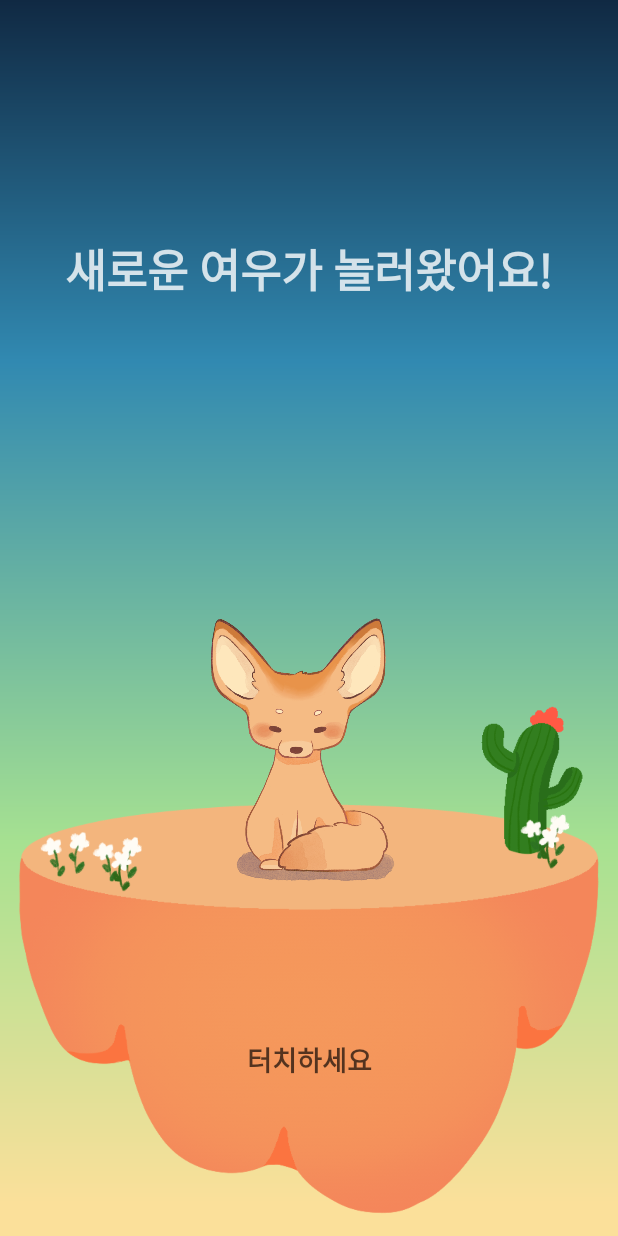
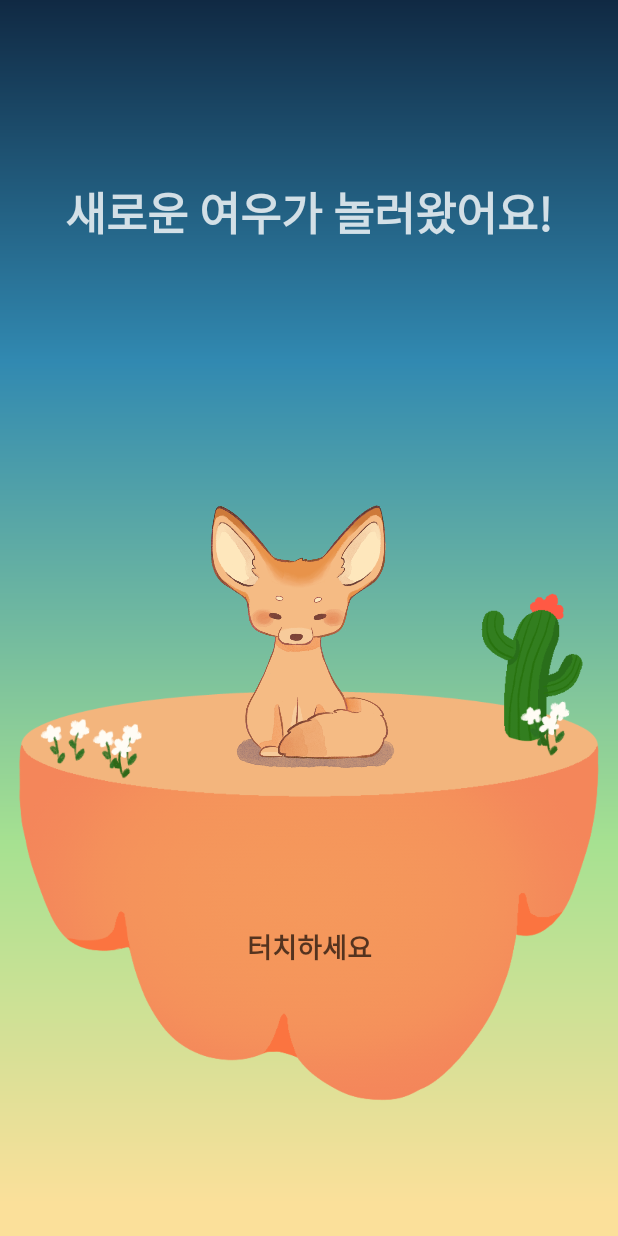
Before and after one commit to HZie/Appsolute-Time-with-Fox, an Android app: the screen it shows after launch (NewfoxActivity), on a phone screen of 412 x 824 dp. Run offline under Robolectric (Android 15) with nearby library versions, the phone set to English and light mode, and no system bars; libraries missing offline, so code that uses them is left out: io.realm; 5 statements that could not run were skipped.

Commit message:
플로팅버튼을 반투명으로 했더니 플로팅버튼 뒤에있는것이 비쳐보여서...(클릭시 애니메이션효과?같은것) 불투명회색으로 바꿔보았습니다 기존주황하고 비교해주세요!

```diff
--- a/app/src/main/res/drawable/splash_background2.xml
+++ b/app/src/main/res/drawable/splash_background2.xml
@@ -32,7 +32,7 @@
                         android:type="linear"
                         android:startX="83.5"
                         android:startY="302"
-                        android:endX="325"
+                        android:endX="300"
                         android:endY="302"
                         >
 
--- a/app/src/main/res/layout/activity_main.xml
+++ b/app/src/main/res/layout/activity_main.xml
@@ -84,7 +84,7 @@
         android:layout_height="wrap_content"
         android:layout_marginEnd="32dp"
         android:layout_marginBottom="32dp"
-        android:backgroundTint="#66000000"
+        android:backgroundTint="#404040"
         android:clickable="true"
         android:src="@drawable/plus"
         app:layout_constraintBottom_toBottomOf="parent"
--- a/app/src/main/res/layout/activity_newfox.xml
+++ b/app/src/main/res/layout/activity_newfox.xml
@@ -14,18 +14,22 @@
         android:adjustViewBounds="true"
         app:layout_constraintBottom_toBottomOf="parent"
         app:layout_constraintEnd_toEndOf="parent"
+        app:layout_constraintHorizontal_bias="0.0"
         app:layout_constraintStart_toStartOf="parent"
-        app:srcCompat="@drawable/newfox_ground2_down"/>
+        app:layout_constraintTop_toBottomOf="@id/newfox_text"
+        app:layout_constraintVertical_bias="0.823"
+        app:srcCompat="@drawable/newfox_ground2_down" />
 
     <ImageView
         android:id="@+id/newfox_ground2up"
         android:layout_width="wrap_content"
         android:layout_height="wrap_content"
+        android:layout_marginTop="220dp"
         android:adjustViewBounds="true"
         app:layout_constraintBottom_toTopOf="@id/newfox_ground2"
         app:layout_constraintEnd_toEndOf="parent"
         app:layout_constraintStart_toStartOf="parent"
-        app:srcCompat="@drawable/newfox_ground2_up"/>
+        app:srcCompat="@drawable/newfox_ground2_up" />
 
     <ImageView
         android:id="@+id/newfox"
@@ -37,37 +41,7 @@
         app:layout_constraintHorizontal_bias="0.497"
         app:layout_constraintStart_toStartOf="parent" />
 
-    <ImageView
-        android:id="@+id/wordBox"
-        android:layout_width="350dp"
-        android:layout_height="150dp"
-        android:background="@drawable/word2"
-        android:visibility="invisible"
-        android:contentDescription="@string/wordBox"
-        app:layout_constraintBottom_toTopOf="@+id/newfox"
-        app:layout_constraintEnd_toEndOf="parent"
-        app:layout_constraintHorizontal_bias="0.5"
-        app:layout_constraintStart_toStartOf="parent"
-        app:layout_constraintTop_toBottomOf="@id/newfox_text"
-        app:layout_constraintVertical_bias="0.0" />
 
-    <TextView
-        android:id="@+id/foxword"
-        android:layout_width="wrap_content"
-        android:layout_height="wrap_content"
-        android:fontFamily="@font/baekboam_normalfont"
-        android:visibility="invisible"
-        android:text="@string/suggestion4"
-        android:textAlignment="center"
-        android:textColor="#272727"
-        android:textSize="24sp"
-        android:textStyle="bold"
-        app:layout_constraintBottom_toBottomOf="@+id/wordBox"
-        app:layout_constraintEnd_toEndOf="@+id/wordBox"
-        app:layout_constraintHorizontal_bias="0.5"
-        app:layout_constraintStart_toStartOf="@+id/wordBox"
-        app:layout_constraintTop_toTopOf="@+id/wordBox"
-        app:layout_constraintVertical_bias="0.42" />
 
     <TextView
         android:id="@+id/newfox_text"
```
